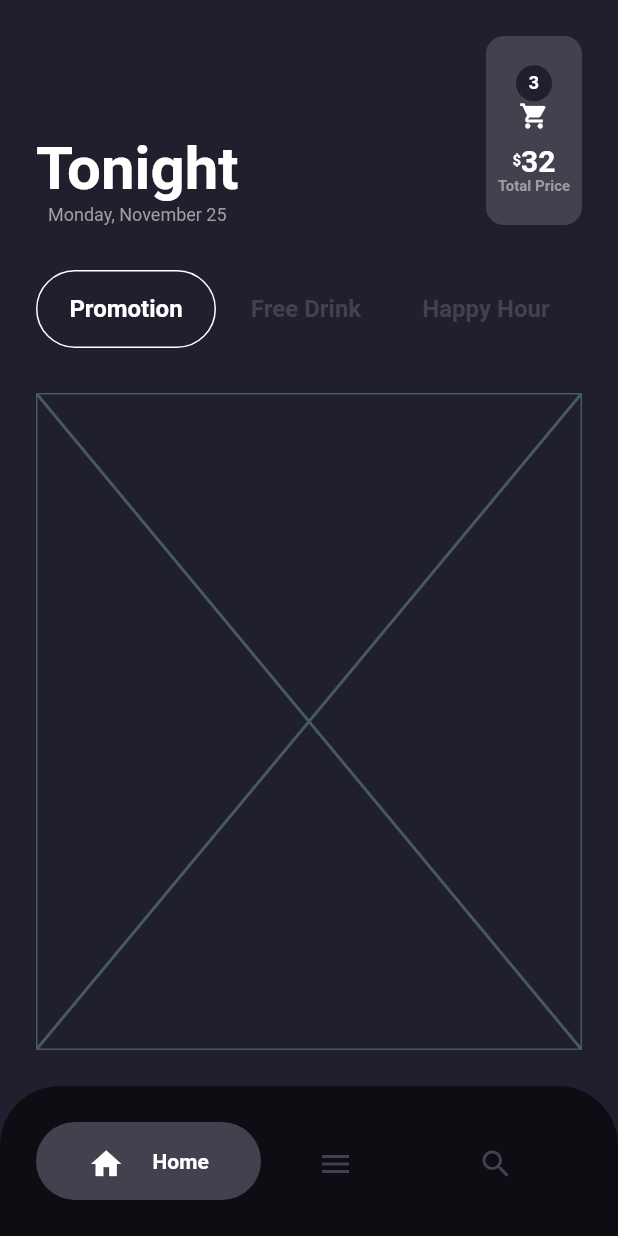
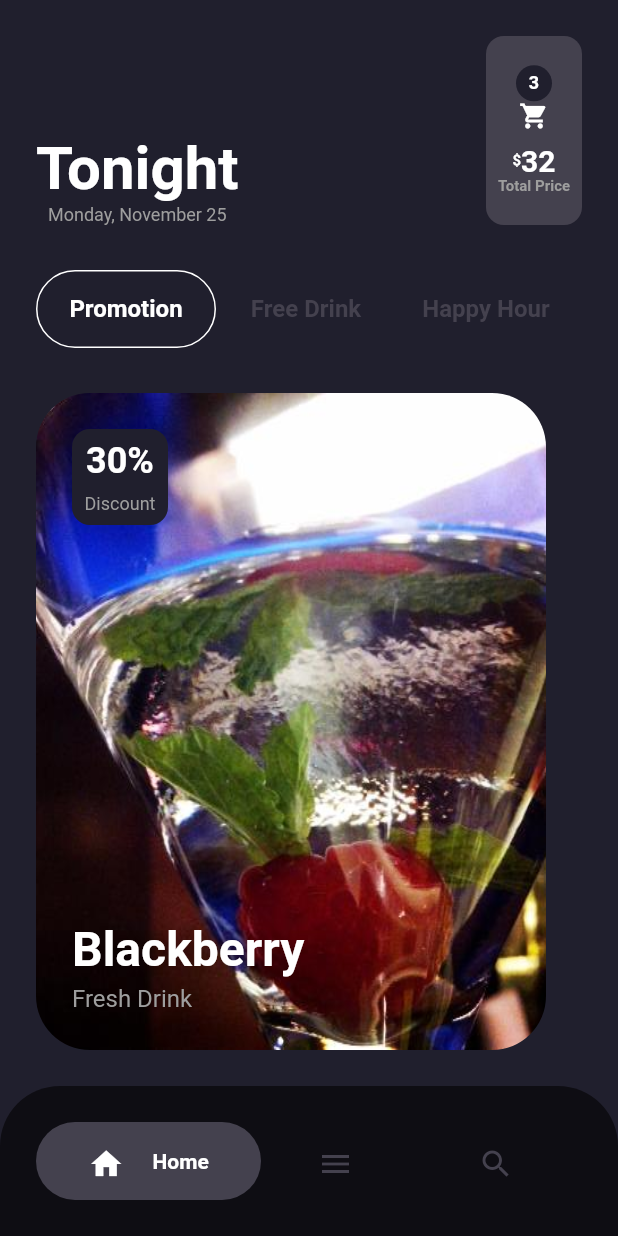
Before and after one commit to MegaJoon/flutter_on_december, a Flutter app: the screen it shows after launch, on a phone screen of 412 x 824 dp. Run offline on Flutter 3.47's test engine with Material 2 defaults, Android fonts, the phone set to English and light mode, and no system bars; our stand-ins replace badges.

Commit message:
beverage app - 12.02
beverage app - 12.02

```diff
--- a/lib/1202/beverage_app.dart
+++ b/lib/1202/blackberry_app.dart
@@ -1,15 +1,15 @@
-import 'dart:ui';
-
 import 'package:flutter/material.dart';
+import 'package:flutter_on_december/1202/blackberry_list.dart';
 import 'package:flutter_on_december/1202/bottom_tabs.dart';
 import 'package:flutter_on_december/1202/custom_tabs.dart';
+import 'package:flutter_on_december/1202/second_blackberry.dart';
 
-class BeverageApp extends StatefulWidget {
+class BlackberryApp extends StatefulWidget {
   @override
-  _BeverageAppState createState() => _BeverageAppState();
+  _BlackberryAppState createState() => _BlackberryAppState();
 }
 
-class _BeverageAppState extends State<BeverageApp> {
+class _BlackberryAppState extends State<BlackberryApp> {
   List<Widget> pages;
   List<Widget> tabViewPages;
 
@@ -94,8 +94,77 @@ class _BeverageAppState extends State<BeverageApp> {
             itemCount: 3,
             scrollDirection: Axis.horizontal,
             itemBuilder: (context, index){
-              return Container(
-                child: Placeholder(),
+              return InkWell(
+                onTap: (){
+                  Navigator.push(context, MaterialPageRoute(builder: (context) => SecondBlackberry(index)));
+                },
+                child: Container(
+                  margin: EdgeInsets.only(right: padding),
+                  decoration: BoxDecoration(
+                    borderRadius: BorderRadius.circular(padding *1.5),
+                    image: DecorationImage(
+                      image: AssetImage(blackberryList[index].image),
+                      fit: BoxFit.fill,
+                    ),
+                  ),
+                  child: Stack(
+                    children: <Widget>[
+                      // discount container
+                      Positioned(
+                        top: padding,
+                        left: padding,
+                        child: Container(
+                          height: 64.0,
+                          width: 64.0,
+                          decoration: BoxDecoration(
+                            borderRadius: BorderRadius.circular(padding *0.50),
+                            color: _backgroundColor,
+                          ),
+                          child: Column(
+                            crossAxisAlignment: CrossAxisAlignment.center,
+                            mainAxisAlignment: MainAxisAlignment.spaceEvenly,
+                            children: <Widget>[
+                              Text("30%",
+                              style: TextStyle(
+                                fontSize: 24.0, color: Colors.white, fontWeight: FontWeight.bold,
+                              ),
+                              ),
+
+                              Text("Discount",
+                                style: TextStyle(
+                                  fontSize: 12.0, color: Colors.grey, fontWeight: FontWeight.w400,
+                                ),
+                              ),
+                            ],
+                          ),
+                        ),
+                      ),
+
+                      // title, subtitle
+                      Positioned(
+                        left: padding,
+                        bottom: padding,
+                        child: Column(
+                          crossAxisAlignment: CrossAxisAlignment.start,
+                          children: <Widget>[
+                            Text(blackberryList[index].title,
+                              style: TextStyle(
+                                fontSize: 32.0, color: Colors.white, fontWeight: FontWeight.bold,
+                              ),
+                            ),
+
+                            Text(blackberryList[index].subTitle,
+                              style: TextStyle(
+                                height: 1.5,
+                                fontSize: 16.0, color: Colors.grey, fontWeight: FontWeight.w400,
+                              ),
+                            ),
+                          ],
+                        ),
+                      ),
+                    ],
+                  ),
+                ),
               );
             }),
       ),
--- /dev/null
+++ b/lib/1202/blackberry_list.dart
@@ -0,0 +1,25 @@
+class BlackberryList {
+  String image;
+  String title;
+  String subTitle;
+
+  BlackberryList({this.image, this.title, this.subTitle});
+}
+
+List<BlackberryList> blackberryList = [
+  BlackberryList(
+    image: "assets/1202/beverage.jpg",
+    title: "Blackberry",
+    subTitle: "Fresh Drink",
+  ),
+  BlackberryList(
+    image: "assets/1202/beverage1.jfif",
+    title: "Blackberry1",
+    subTitle: "Fresh Drink1",
+  ),
+  BlackberryList(
+    image: "assets/1202/beverage2.jfif",
+    title: "Blackberry2",
+    subTitle: "Fresh Drink2",
+  ),
+];
--- a/lib/main.dart
+++ b/lib/main.dart
@@ -1,5 +1,5 @@
 import 'package:flutter/material.dart';
-import 'package:flutter_on_december/1202/beverage_app.dart';
+import 'package:flutter_on_december/1202/blackberry_app.dart';
 
 void main() => runApp(MyApp());
 
@@ -7,7 +7,7 @@ class MyApp extends StatelessWidget {
   @override
   Widget build(BuildContext context) {
     return MaterialApp(
-      home: BeverageApp(),
+      home: BlackberryApp(),
     );
   }
 }
--- a/pubspec.yaml
+++ b/pubspec.yaml
@@ -23,6 +23,7 @@ dependencies:
   # The following adds the Cupertino Icons font to your application.
   # Use with the CupertinoIcons class for iOS style icons.
   cupertino_icons: ^0.1.2
+  badges: ^1.1.0
 
 dev_dependencies:
   flutter_test:
@@ -39,6 +40,10 @@ flutter:
   # included with your application, so that you can use the icons in
   # the material Icons class.
   uses-material-design: true
+  assets:
+    - assets/1202/beverage.jpg
+    - assets/1202/beverage1.jfif
+    - assets/1202/beverage2.jfif
 
   # To add assets to your application, add an assets section, like this:
   # assets:
```
Also changed, not shown: lib/1202/beverage_list.dart (deleted, +0 -12 lines), lib/1202/second_blackberry.dart (added, +509 -0 lines), assets/1202/beverage.jpg (added), pubspec.lock, 2 other files.
